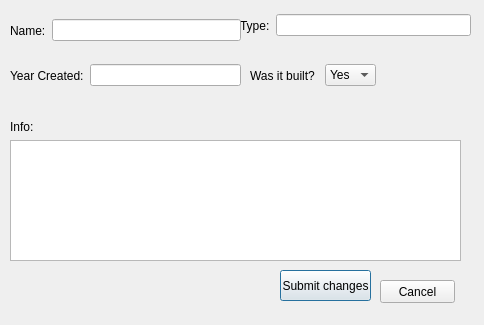
valdimarHR/hisCompRepo, file UI/editcomputers.ui: the form before one commit.
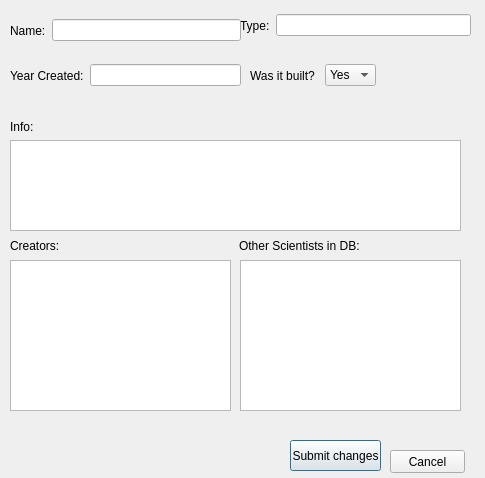
The form after the commit.

What changed in the file:
```diff
--- a/UI/editcomputers.ui
+++ b/UI/editcomputers.ui
@@ -6,8 +6,8 @@
    <rect>
     <x>0</x>
     <y>0</y>
-    <width>484</width>
-    <height>325</height>
+    <width>485</width>
+    <height>478</height>
    </rect>
   </property>
   <property name="windowTitle">
@@ -144,15 +144,15 @@
      <x>10</x>
      <y>140</y>
      <width>451</width>
-     <height>121</height>
+     <height>91</height>
     </rect>
    </property>
   </widget>
   <widget class="QPushButton" name="pushButtonSubmit">
    <property name="geometry">
     <rect>
-     <x>280</x>
-     <y>270</y>
+     <x>290</x>
+     <y>440</y>
      <width>91</width>
      <height>31</height>
     </rect>
@@ -164,8 +164,8 @@
   <widget class="QPushButton" name="ButtonCancel">
    <property name="geometry">
     <rect>
-     <x>380</x>
-     <y>280</y>
+     <x>390</x>
+     <y>450</y>
      <width>75</width>
      <height>23</height>
     </rect>
@@ -174,6 +174,52 @@
     <string>Cancel</string>
    </property>
   </widget>
+  <widget class="QListWidget" name="listWidget">
+   <property name="geometry">
+    <rect>
+     <x>10</x>
+     <y>260</y>
+     <width>221</width>
+     <height>151</height>
+    </rect>
+   </property>
+  </widget>
+  <widget class="QListWidget" name="listWidget_2">
+   <property name="geometry">
+    <rect>
+     <x>240</x>
+     <y>260</y>
+     <width>221</width>
+     <height>151</height>
+    </rect>
+   </property>
+  </widget>
+  <widget class="QWidget" name="horizontalLayoutWidget_5">
+   <property name="geometry">
+    <rect>
+     <x>10</x>
+     <y>235</y>
+     <width>451</width>
+     <height>21</height>
+    </rect>
+   </property>
+   <layout class="QHBoxLayout" name="horizontalLayout">
+    <item>
+     <widget class="QLabel" name="label_2">
+      <property name="text">
+       <string>Creators:</string>
+      </property>
+     </widget>
+    </item>
+    <item>
+     <widget class="QLabel" name="label">
+      <property name="text">
+       <string>Other Scientists in DB:</string>
+      </property>
+     </widget>
+    </item>
+   </layout>
+  </widget>
  </widget>
  <resources/>
  <connections/>
```
Left out of the diff: 8 changed lines with no effect on the pictures.
